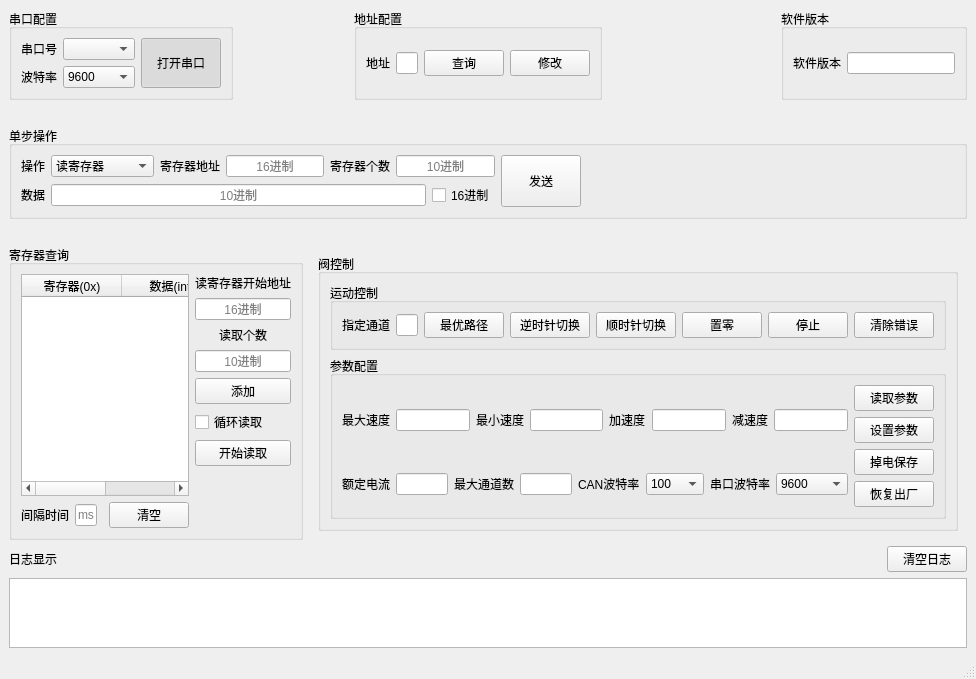
The window that QTProject/Modbus/ValveModBusControl/mainwindow.ui (mohaifeng/KeytoRepository) describes before a commit, drawn with Qt 5.
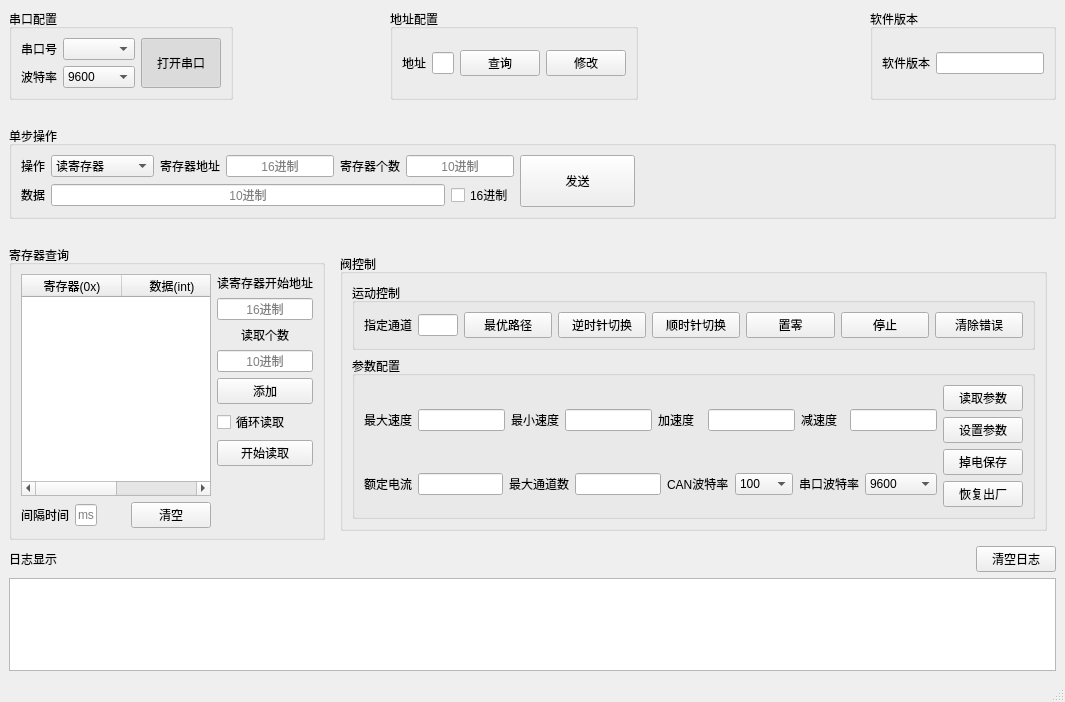
The same window after the commit.

The edit to the form file:
```diff
--- a/QTProject/Modbus/ValveModBusControl/mainwindow.ui
+++ b/QTProject/Modbus/ValveModBusControl/mainwindow.ui
@@ -9,8 +9,8 @@
    <rect>
     <x>0</x>
     <y>0</y>
-    <width>969</width>
-    <height>656</height>
+    <width>1065</width>
+    <height>702</height>
    </rect>
   </property>
   <property name="sizePolicy">
@@ -563,17 +563,11 @@
               <property name="text">
                <string>寄存器(0x)</string>
               </property>
-              <property name="textAlignment">
-               <set>AlignCenter</set>
-              </property>
              </column>
              <column>
               <property name="text">
                <string>数据(int)</string>
               </property>
-              <property name="textAlignment">
-               <set>AlignCenter</set>
-              </property>
              </column>
             </widget>
            </item>
```
Left out of the diff: 4 changed lines with no effect on the pictures.
